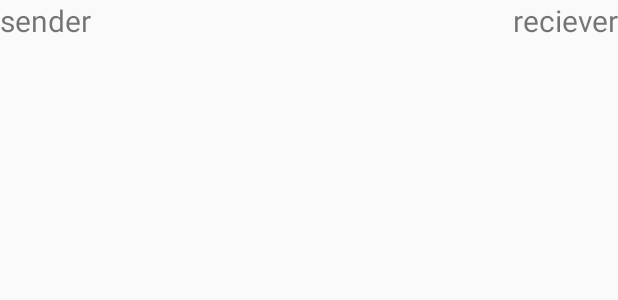
After one commit to Sushant-M/Envisage, an Android app: the layout chat_child.xml on its own in the app's theme, with its tools: preview values and no code run, on a phone screen of 412 x 824 dp. The commit adds this screen. Shown: the top 300 px of the screen. Run offline under Robolectric (Android 15) with nearby library versions, the phone set to English and light mode, and no system bars.

Commit message:
Changed chat screen

```diff
--- a/app/build.gradle
+++ b/app/build.gradle
@@ -31,6 +31,7 @@ dependencies {
     compile 'com.google.code.gson:gson:2.3.1'
     compile 'com.android.support:design:25.3.1'
     testCompile 'junit:junit:4.12'
+    compile 'com.github.bassaer:chatmessageview:1.3.1'
     compile(name: 'AvayaClientServices', ext: 'aar')
 }
 
--- /dev/null
+++ b/app/src/main/res/layout/chat_child.xml
@@ -0,0 +1,22 @@
+<?xml version="1.0" encoding="utf-8"?>
+<LinearLayout xmlns:android="http://schemas.android.com/apk/res/android"
+              xmlns:tools="http://schemas.android.com/tools"
+              android:orientation="horizontal"
+              android:layout_width="fill_parent"
+              android:layout_height="match_parent">
+    <TextView
+        android:layout_width="wrap_content"
+        android:layout_height="wrap_content"
+        android:id="@+id/sender"
+        android:text="sender"
+        android:gravity="left"
+        android:textSize="20sp"/>
+    <TextView
+        android:layout_width="match_parent"
+        android:layout_height="wrap_content"
+        android:id="@+id/reciever"
+        android:textSize="20sp"
+        android:gravity="right"
+        android:text="reciever"/>
+
+</LinearLayout>
--- a/app/src/main/res/layout/content_chat.xml
+++ b/app/src/main/res/layout/content_chat.xml
@@ -4,9 +4,10 @@
               android:layout_width="match_parent"
               android:layout_height="match_parent">
 
-    <com.github.bassaer.chatmessageview.views.ChatView
-        android:id="@+id/chat_view"
+    <ListView
         android:layout_width="match_parent"
-        android:layout_height="match_parent"/>
+        android:layout_height="wrap_content"
+        android:id="@+id/chat_list"
+        />
 
 </LinearLayout>
--- a/app/src/main/res/values/strings.xml
+++ b/app/src/main/res/values/strings.xml
@@ -95,4 +95,6 @@
 
     <!-- WC screen-->
     <string name="close_sharing">Close</string>
+
+    <string name="title_activity_chat">Chat Activity</string>
 </resources>
```
